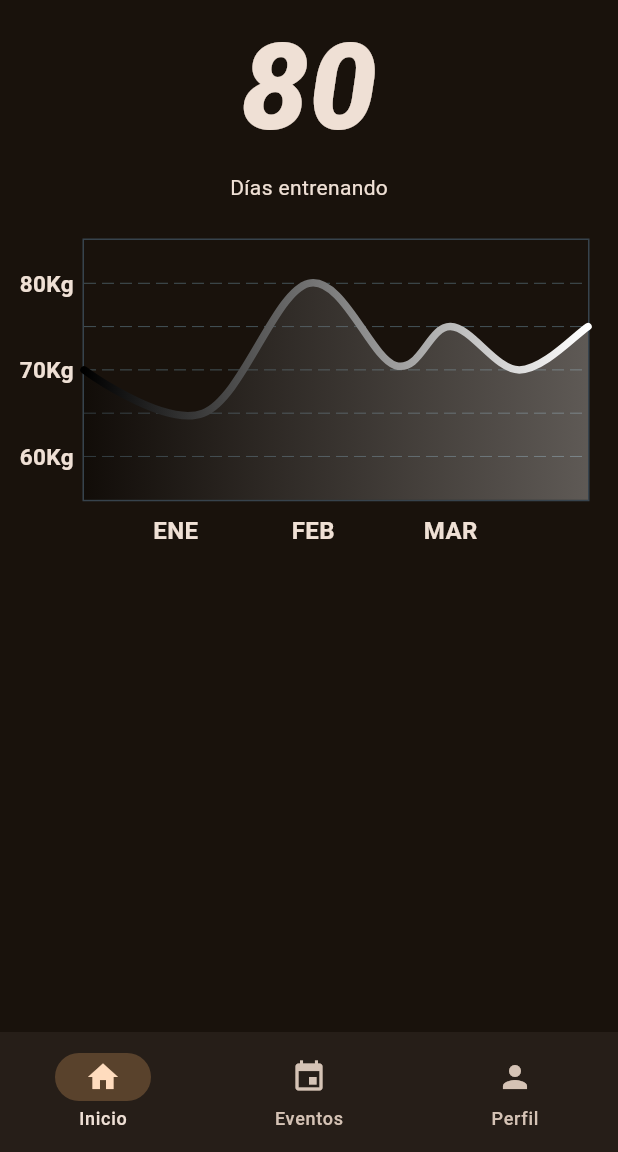
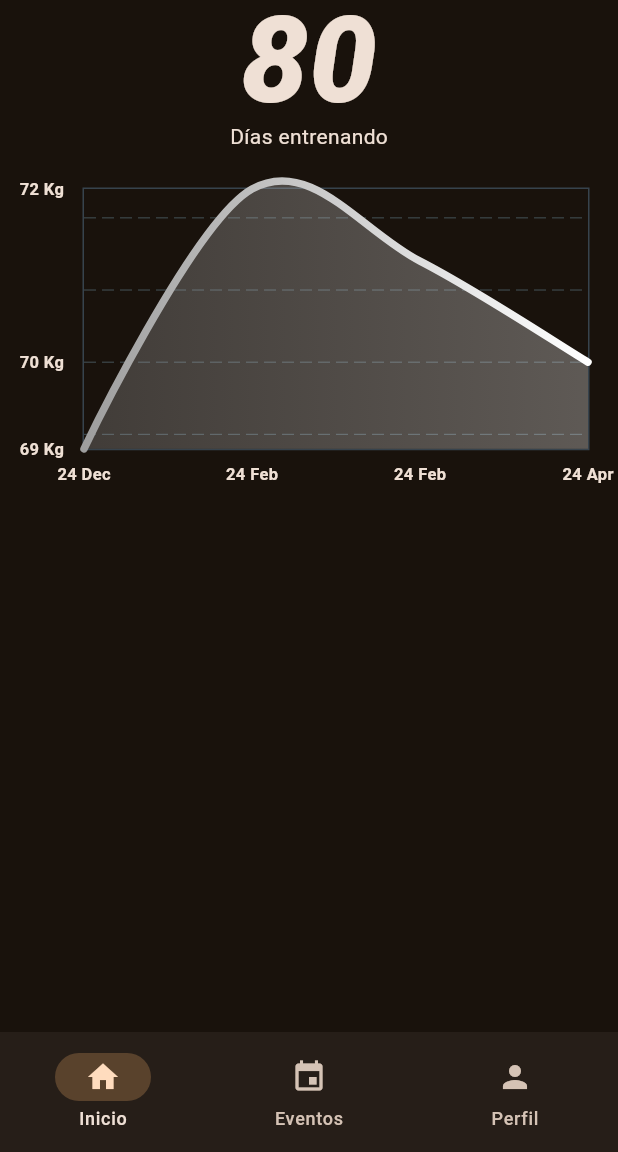
Before and after one commit to alex-ulloa-tw/gym_app_flutter, a Flutter app: the screen it shows after launch, on a phone screen of 412 x 824 dp, the part 84-1236 px from its top. Run offline on Flutter 3.47's test engine with Material 3 defaults, Android fonts, the phone set to English and light mode, and no system bars; drawn by our look-alikes of fl_chart; our stand-ins replace flutter_riverpod.

Commit message:
weight chart

```diff
--- a/lib/components/navigation/navigation_bar.dart
+++ b/lib/components/navigation/navigation_bar.dart
@@ -50,7 +50,7 @@ class _AppNavigationState extends State<AppNavigation> {
       ),
       body: SafeArea(
           child: [
-        const HomeScreen(),
+        HomeScreen(),
         const EventsScreen(),
         const ProfileScreen()
       ][selectedPage]),
--- /dev/null
+++ b/lib/components/providers/repositories/weight_repository_provider.dart
@@ -0,0 +1,9 @@
+import 'package:flutter_riverpod/flutter_riverpod.dart';
+import 'package:gym_app/infraestructure/datasource/local_weight_datasource.dart';
+import 'package:gym_app/infraestructure/repositories/weight_repository_impl.dart';
+
+final weightRepositoryProvider = Provider((ref) {
+  final datasource = LocalWeightDatasource();
+
+  return WeightRepositoryImpl(datasource: datasource);
+});
--- /dev/null
+++ b/lib/components/providers/weight/weight_provider.dart
@@ -0,0 +1,22 @@
+import 'package:flutter_riverpod/flutter_riverpod.dart';
+import 'package:gym_app/components/providers/repositories/weight_repository_provider.dart';
+import 'package:gym_app/infraestructure/models/chart_model.dart';
+
+typedef WeightCallback = Future<ChartModel> Function();
+
+final weightProvider = StateNotifierProvider<WeightNotifier, ChartModel>((ref) {
+  final getWeightFunction = ref.watch(weightRepositoryProvider).getWeight;
+  return WeightNotifier(getWeightFunction: getWeightFunction);
+});
+
+class WeightNotifier extends StateNotifier<ChartModel> {
+  WeightCallback getWeightFunction;
+
+  WeightNotifier({required this.getWeightFunction})
+      : super(ChartModel(values: []));
+
+  Future getWeight() async {
+    final newWeight = await getWeightFunction();
+    state = newWeight;
+  }
+}
--- a/lib/components/screens/home/components/weight_chart.dart
+++ b/lib/components/screens/home/components/weight_chart.dart
@@ -1,15 +1,21 @@
 import 'package:fl_chart/fl_chart.dart';
 import 'package:flutter/material.dart';
+import 'package:gym_app/infraestructure/models/chart_model.dart';
+import 'package:intl/intl.dart';
 
-class LineChartSample2 extends StatefulWidget {
-  const LineChartSample2({super.key});
+class CustomLineChart extends StatefulWidget {
+  final String title;
+  final ChartModel lineChartValues;
+
+  const CustomLineChart(
+      {super.key, required this.title, required this.lineChartValues});
 
   @override
-  State<LineChartSample2> createState() => _LineChartSample2State();
+  State<CustomLineChart> createState() => _CustomLineChartState();
 }
 
-class _LineChartSample2State extends State<LineChartSample2> {
-  List<Color> gradientColors = [Colors.black, Colors.white];
+class _CustomLineChartState extends State<CustomLineChart> {
+  List<Color> gradientColors = [Colors.grey, Colors.white];
 
   @override
   Widget build(BuildContext context) {
@@ -25,7 +31,7 @@ class _LineChartSample2State extends State<LineChartSample2> {
               bottom: 12,
             ),
             child: LineChart(
-              mainData(),
+              mainData(widget.lineChartValues.toFlSpot()),
             ),
           ),
         ),
@@ -36,23 +42,20 @@ class _LineChartSample2State extends State<LineChartSample2> {
   Widget bottomTitleWidgets(double value, TitleMeta meta) {
     const style = TextStyle(
       fontWeight: FontWeight.bold,
-      fontSize: 16,
+      fontSize: 11,
     );
-    Widget text;
-    switch (value.toInt()) {
-      case 2:
-        text = const Text('ENE', style: style);
-        break;
-      case 5:
-        text = const Text('FEB', style: style);
-        break;
-      case 8:
-        text = const Text('MAR', style: style);
-        break;
-      default:
-        text = const Text('', style: style);
-        break;
-    }
+
+    int year = value.toInt() - 2000;
+    int month = ((value - value.truncate()) * 10).toInt();
+
+    String monthName = DateFormat('MMM').format(DateTime(0, month));
+
+    String textValue = '$year $monthName';
+
+    Widget text = Text(
+      textValue,
+      style: style,
+    );
 
     return SideTitleWidget(
       axisSide: meta.axisSide,
@@ -63,27 +66,15 @@ class _LineChartSample2State extends State<LineChartSample2> {
   Widget leftTitleWidgets(double value, TitleMeta meta) {
     const style = TextStyle(
       fontWeight: FontWeight.bold,
-      fontSize: 15,
+      fontSize: 11,
     );
-    String text;
-    switch (value.toInt()) {
-      case 1:
-        text = '60Kg';
-        break;
-      case 3:
-        text = '70Kg';
-        break;
-      case 5:
-        text = '80Kg';
-        break;
-      default:
-        return Container();
-    }
-
+    String text = "${value.round()} Kg";
     return Text(text, style: style, textAlign: TextAlign.left);
   }
 
-  LineChartData mainData() {
+  LineChartData mainData(List<FlSpot> spots) {
+    print(spots);
+
     return LineChartData(
       gridData: const FlGridData(
         show: true,
@@ -103,14 +94,14 @@ class _LineChartSample2State extends State<LineChartSample2> {
           sideTitles: SideTitles(
             showTitles: true,
             reservedSize: 30,
-            interval: 1,
+            interval: 0.1,
             getTitlesWidget: bottomTitleWidgets,
           ),
         ),
         leftTitles: AxisTitles(
           sideTitles: SideTitles(
             showTitles: true,
-            interval: 1,
+            interval: 5,
             getTitlesWidget: leftTitleWidgets,
             reservedSize: 42,
           ),
@@ -120,21 +111,13 @@ class _LineChartSample2State extends State<LineChartSample2> {
         show: true,
         border: Border.all(color: const Color(0xff37434d)),
       ),
-      minX: 0,
-      maxX: 11,
-      minY: 0,
-      maxY: 6,
+      // maxX: 2024.5,
+      // minX: 2024,
+      // minY: 60,
+      // maxY: 78,
       lineBarsData: [
         LineChartBarData(
-          spots: const [
-            FlSpot(0, 3),
-            FlSpot(2.6, 2),
-            FlSpot(4.9, 5),
-            FlSpot(6.8, 3.1),
-            FlSpot(8, 4),
-            FlSpot(9.5, 3),
-            FlSpot(11, 4),
-          ],
+          spots: spots,
           isCurved: true,
           gradient: LinearGradient(
             colors: gradientColors,
--- a/lib/components/screens/home/home.dart
+++ b/lib/components/screens/home/home.dart
@@ -1,21 +1,41 @@
 import 'package:flutter/material.dart';
+import 'package:flutter_riverpod/flutter_riverpod.dart';
+import 'package:gym_app/components/providers/weight/weight_provider.dart';
 import 'package:gym_app/components/screens/home/components/weight_chart.dart';
 
-class HomeScreen extends StatelessWidget {
+class HomeScreen extends ConsumerStatefulWidget {
   const HomeScreen({super.key});
 
   @override
+  HomeScreenState createState() => HomeScreenState();
+}
+
+class HomeScreenState extends ConsumerState<HomeScreen> {
+  final String weightTitle = 'Peso';
+
+  @override
+  void initState() {
+    super.initState();
+    ref.read(weightProvider.notifier).getWeight();
+  }
+
+  @override
   Widget build(BuildContext context) {
-    return const SizedBox(
+    final weightValues = ref.watch(weightProvider);
+
+    return SizedBox(
       width: double.infinity,
       child: Padding(
-        padding: EdgeInsets.all(1),
+        padding: const EdgeInsets.all(1),
         child: Column(
           children: [
-            _DaysTraining(
+            const _DaysTraining(
               days: 80,
             ),
-            LineChartSample2()
+            CustomLineChart(
+              title: weightTitle,
+              lineChartValues: weightValues,
+            )
           ],
         ),
       ),
@@ -35,12 +55,14 @@ class _DaysTraining extends StatelessWidget {
         Text(
           '$days',
           style: const TextStyle(
-            fontSize: 80,
-            fontWeight: FontWeight.w900,
-            fontStyle: FontStyle.italic,
-          ),
+              fontSize: 80,
+              fontWeight: FontWeight.w900,
+              fontStyle: FontStyle.italic,
+              height: 1),
         ),
-        const Text('Días entrenando'),
+        const Text(
+          'Días entrenando',
+        ),
       ],
     );
   }
--- /dev/null
+++ b/lib/domain/datasources/weight_datasource.dart
@@ -0,0 +1,5 @@
+import 'package:gym_app/infraestructure/models/chart_model.dart';
+
+abstract class WeightDatasource {
+  Future<ChartModel> getWeight();
+}
--- /dev/null
+++ b/lib/domain/repository/weight_repository.dart
@@ -0,0 +1,5 @@
+import 'package:gym_app/infraestructure/models/chart_model.dart';
+
+abstract class WeightRepository {
+  Future<ChartModel> getWeight();
+}
--- /dev/null
+++ b/lib/infraestructure/datasource/local_weight_datasource.dart
@@ -0,0 +1,16 @@
+import 'package:gym_app/domain/datasources/weight_datasource.dart';
+import 'package:gym_app/infraestructure/models/chart_model.dart';
+
+class LocalWeightDatasource extends WeightDatasource {
+  @override
+  Future<ChartModel> getWeight() async {
+    List<SpotValue> listOfWeight = [
+      SpotValue(date: DateTime.utc(2024, 04, 01), value: 70),
+      SpotValue(date: DateTime.utc(2024, 03, 02), value: 71.4),
+      SpotValue(date: DateTime.utc(2024, 02, 10), value: 72.4),
+      SpotValue(date: DateTime.utc(2024, 01, 20), value: 68.8),
+    ];
+
+    return ChartModel(values: listOfWeight);
+  }
+}
--- /dev/null
+++ b/lib/infraestructure/models/chart_model.dart
@@ -0,0 +1,27 @@
+import 'package:fl_chart/fl_chart.dart';
+
+class SpotValue {
+  final DateTime date;
+  final double value;
+
+  SpotValue({required this.date, required this.value});
+}
+
+class ChartModel {
+  final List<SpotValue> values;
+
+  ChartModel({required this.values});
+
+  List<FlSpot> toFlSpot() {
+    values.sort((a, b) => a.date.compareTo(b.date));
+
+    return values.map<FlSpot>((value) {
+      final month = value.date.month / 10;
+      final year = value.date.year;
+
+      final xValue = year + month;
+
+      return FlSpot(xValue, value.value);
+    }).toList();
+  }
+}
--- /dev/null
+++ b/lib/infraestructure/repositories/weight_repository_impl.dart
@@ -0,0 +1,14 @@
+import 'package:gym_app/domain/datasources/weight_datasource.dart';
+import 'package:gym_app/domain/repository/weight_repository.dart';
+import 'package:gym_app/infraestructure/models/chart_model.dart';
+
+class WeightRepositoryImpl extends WeightRepository {
+  final WeightDatasource datasource;
+
+  WeightRepositoryImpl({required this.datasource});
+
+  @override
+  Future<ChartModel> getWeight() {
+    return datasource.getWeight();
+  }
+}
--- a/lib/main.dart
+++ b/lib/main.dart
@@ -1,9 +1,10 @@
 import 'package:flutter/material.dart';
+import 'package:flutter_riverpod/flutter_riverpod.dart';
 import 'package:gym_app/components/navigation/navigation_bar.dart';
 import 'package:gym_app/config/theme/app_theme.dart';
 
 void main() {
-  runApp(const MyApp());
+  runApp(const ProviderScope(child: MyApp()));
 }
 
 class MyApp extends StatelessWidget {
--- a/pubspec.yaml
+++ b/pubspec.yaml
@@ -36,6 +36,8 @@ dependencies:
   # Use with the CupertinoIcons class for iOS style icons.
   cupertino_icons: ^1.0.6
   fl_chart: ^0.67.0
+  flutter_riverpod: ^2.5.1
+  intl: ^0.19.0
 
 dev_dependencies:
   flutter_test:
```
Also changed, not shown: pubspec.lock.
